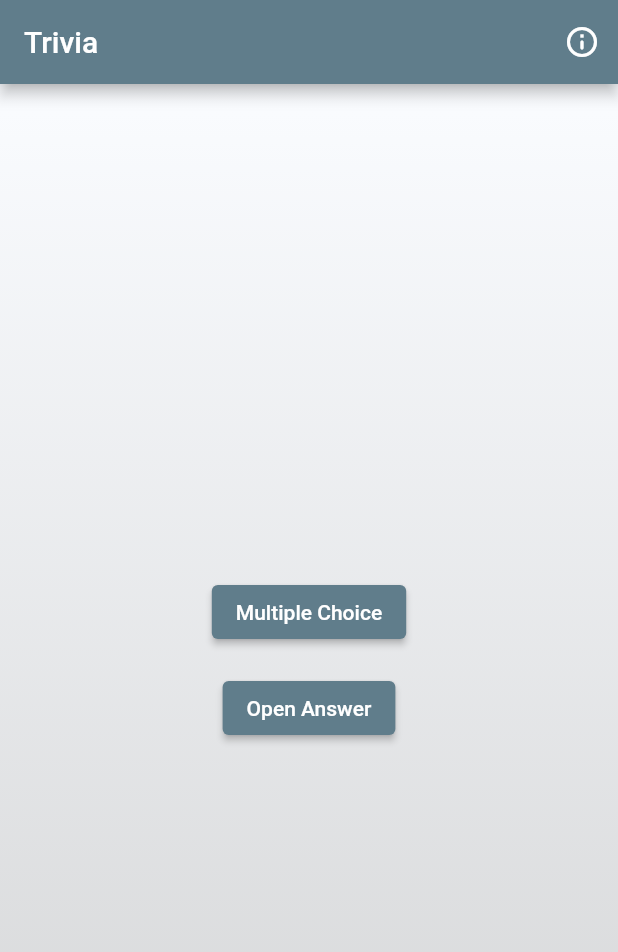
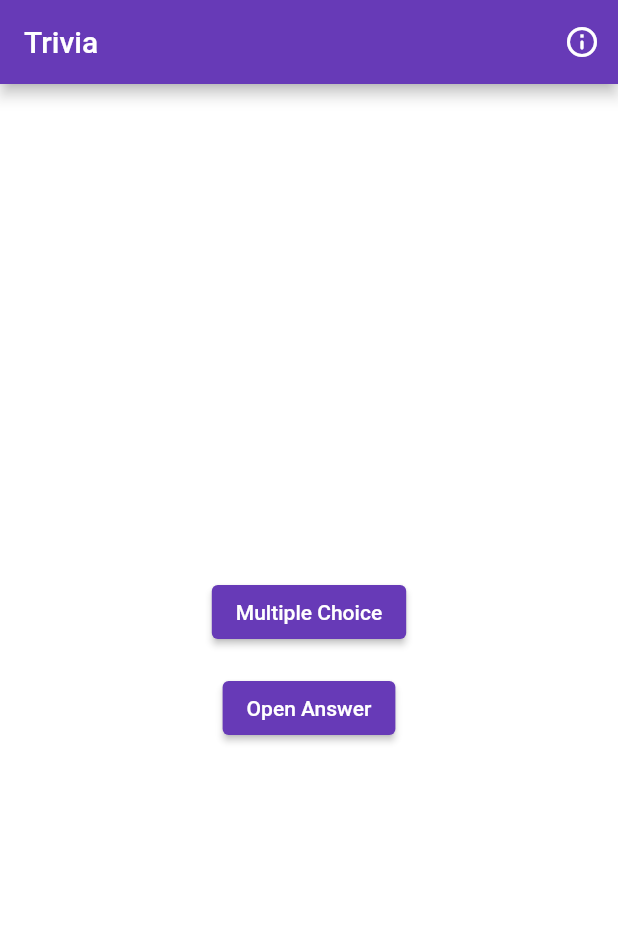
Before and after one commit to Jonny5-5/Trivia-App, a Flutter app: the screen it shows after launch, on a phone screen of 412 x 824 dp. Shown: the top 952 px of the screen. Run offline on Flutter 3.47's test engine with Material 2 defaults, Android fonts, the phone set to English and light mode, and no system bars.

```diff
--- a/lib/screens/settings_screen.dart
+++ b/lib/screens/settings_screen.dart
@@ -55,7 +55,7 @@ class SettingsScreenState extends State<SettingsScreen> {
                 'Current difficulty is ${currentDifficulty.toString().split('.').last}',
                 style: TextStyle(fontSize: 10)
                 ),
-                SizedBox(height:DEFALT_PADDING_SIZE*2)
+            SizedBox(height:DEFALT_PADDING_SIZE*2)
           ],
         ));
   }
--- a/lib/vars/colors.dart
+++ b/lib/vars/colors.dart
@@ -13,10 +13,10 @@ const Color OBESE2_BMI_COLOR = Colors.red;
 
 /// Light colors
 const Color TEXT_LIGHT = Colors.black;
-const MaterialColor PRIMARY_SWATCH_LIGHT = Colors.blueGrey;
+const MaterialColor PRIMARY_SWATCH_LIGHT = Colors.deepPurple;
 const List<Color> GRADIENT_COLORS_LIGHT = [
-  Color.fromARGB(255, 250, 252, 255),
-  Color.fromARGB(255, 210, 211, 212),
+  Color.fromARGB(255, 255, 255, 255),
+  Color.fromARGB(255, 255, 255, 255),
 ];
 
 /// Dark colors
```
Also changed, not shown: assets/images/icon.png.
